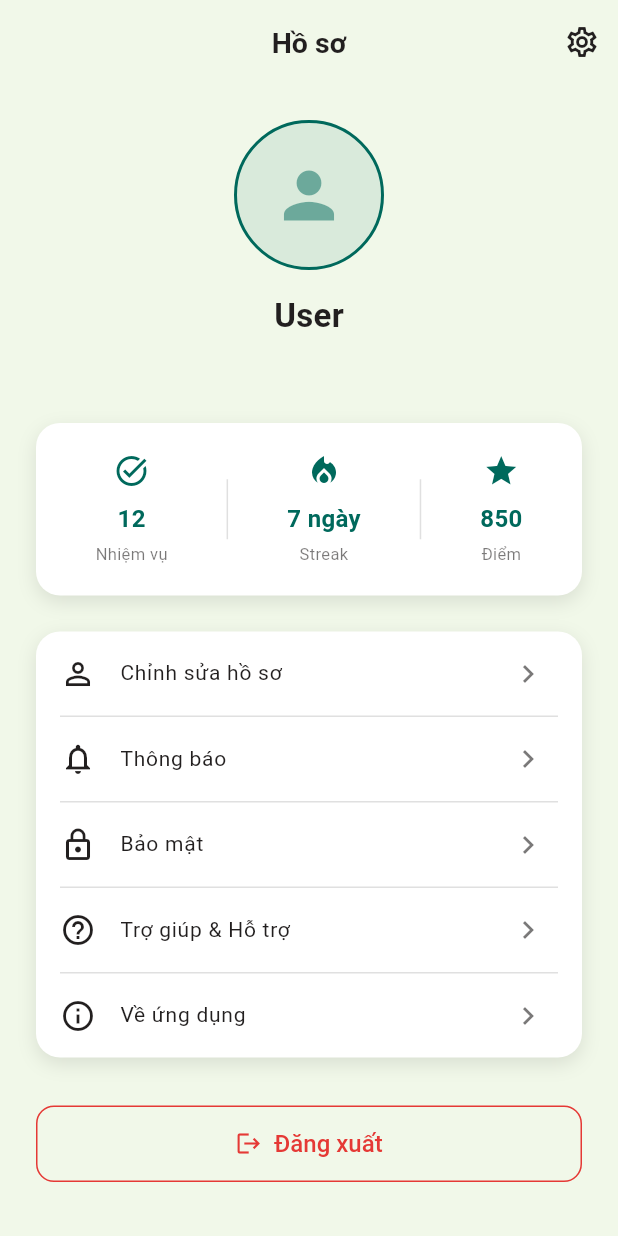
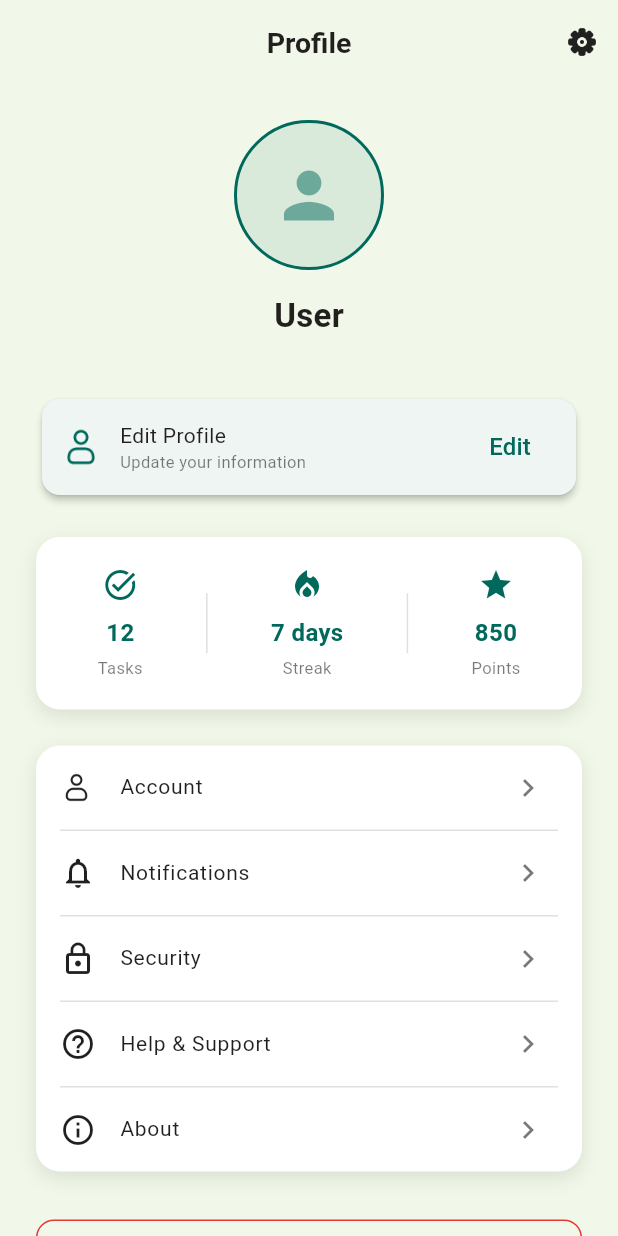
Before and after one commit to HungNguyenBa1811/memotion, a Flutter app: the ProfileScreen screen opened by its route, on a phone screen of 412 x 824 dp. Run offline on Flutter 3.47's test engine with Material 3 defaults, Android fonts, the phone set to English and light mode, and no system bars; our stand-ins replace flutter_riverpod, go_router, google_fonts.

Commit message:
feat: Update UI text to English and improve layout for onboarding, registration, and sign-in screens

```diff
--- a/lib/core/router/app_router.dart
+++ b/lib/core/router/app_router.dart
@@ -1,4 +1,3 @@
-import 'package:flutter/material.dart';
 import 'package:flutter_riverpod/flutter_riverpod.dart';
 import 'package:go_router/go_router.dart';
 import '../../features/auth/providers/auth_provider.dart';
--- a/lib/features/auth/screens/registration_screen.dart
+++ b/lib/features/auth/screens/registration_screen.dart
@@ -84,11 +84,15 @@ class _RegistrationScreenState extends ConsumerState<RegistrationScreen> {
       appBar: AppBar(
         backgroundColor: AppColors.background,
         elevation: 0,
+        toolbarHeight: 84, // increased vertical space to match Figma padding
         leading: IconButton(
           icon: const Icon(Icons.arrow_back_ios, color: AppColors.textPrimary),
           onPressed: widget.onBackPressed,
         ),
-        title: Text('Đăng ký', style: AppTextStyles.headline2),
+        title: Padding(
+          padding: const EdgeInsets.symmetric(vertical: 12.0),
+          child: Text('Register', style: AppTextStyles.headline2),
+        ),
         centerTitle: true,
       ),
       body: SafeArea(
@@ -103,15 +107,15 @@ class _RegistrationScreenState extends ConsumerState<RegistrationScreen> {
 
                 // Nickname field
                 AppTextField(
-                  hint: 'Nickname của bạn',
+                  hint: 'Your Nickname',
                   controller: _nicknameController,
                   prefixIcon: Icons.person_outline,
                   validator: (value) {
                     if (value == null || value.isEmpty) {
-                      return 'Vui lòng nhập nickname';
+                      return 'Please enter your nickname';
                     }
                     if (value.length < 3) {
-                      return 'Nickname phải có ít nhất 3 ký tự';
+                      return 'Nickname must be at least 3 characters';
                     }
                     return null;
                   },
@@ -120,18 +124,18 @@ class _RegistrationScreenState extends ConsumerState<RegistrationScreen> {
 
                 // Email field
                 AppTextField(
-                  hint: 'Email của bạn',
+                  hint: 'Your Email',
                   controller: _emailController,
                   prefixIcon: Icons.email_outlined,
                   keyboardType: TextInputType.emailAddress,
                   validator: (value) {
                     if (value == null || value.isEmpty) {
-                      return 'Vui lòng nhập email';
+                      return 'Please enter your email';
                     }
                     if (!RegExp(
                       r'^[\w-\.]+@([\w-]+\.)+[\w-]{2,4}$',
                     ).hasMatch(value)) {
-                      return 'Email không hợp lệ';
+                      return 'Invalid email address';
                     }
                     return null;
                   },
@@ -140,16 +144,16 @@ class _RegistrationScreenState extends ConsumerState<RegistrationScreen> {
 
                 // Password field
                 AppTextField(
-                  hint: 'Mật khẩu của bạn',
+                  hint: 'Your Password',
                   controller: _passwordController,
                   prefixIcon: Icons.lock_outline,
                   obscureText: true,
                   validator: (value) {
                     if (value == null || value.isEmpty) {
-                      return 'Vui lòng nhập mật khẩu';
+                      return 'Please enter your password';
                     }
                     if (value.length < 6) {
-                      return 'Mật khẩu phải có ít nhất 6 ký tự';
+                      return 'Password must be at least 6 characters';
                     }
                     return null;
                   },
@@ -179,7 +183,7 @@ class _RegistrationScreenState extends ConsumerState<RegistrationScreen> {
                     Expanded(
                       child: Text.rich(
                         TextSpan(
-                          text: 'Tôi đồng ý với ',
+                          text: 'I agree to the ',
                           style: AppTextStyles.bodySmall,
                           children: [
                             TextSpan(
@@ -189,7 +193,7 @@ class _RegistrationScreenState extends ConsumerState<RegistrationScreen> {
                                 fontWeight: FontWeight.w500,
                               ),
                             ),
-                            const TextSpan(text: ' và '),
+                            const TextSpan(text: ' and '),
                             TextSpan(
                               text: 'Privacy Policy',
                               style: AppTextStyles.bodySmall.copyWith(
@@ -207,7 +211,7 @@ class _RegistrationScreenState extends ConsumerState<RegistrationScreen> {
 
                 // Register button
                 PrimaryButton(
-                  text: 'Đăng ký',
+                  text: 'Register',
                   onPressed: _handleRegister,
                   isLoading: isLoading,
                 ),
@@ -219,11 +223,11 @@ class _RegistrationScreenState extends ConsumerState<RegistrationScreen> {
                     onTap: widget.onLoginPressed,
                     child: Text.rich(
                       TextSpan(
-                        text: 'WTF có tài khoản rồi à? ',
+                        text: 'Already have an account? ',
                         style: AppTextStyles.bodyMedium,
                         children: [
                           TextSpan(
-                            text: 'Đăng nhập',
+                            text: 'Login',
                             style: AppTextStyles.bodyMedium.copyWith(
                               color: AppColors.primary,
                               fontWeight: FontWeight.w600,
--- a/lib/features/auth/screens/sign_in_screen.dart
+++ b/lib/features/auth/screens/sign_in_screen.dart
@@ -67,11 +67,15 @@ class _SignInScreenState extends ConsumerState<SignInScreen> {
       appBar: AppBar(
         backgroundColor: AppColors.background,
         elevation: 0,
+        toolbarHeight: 84, // increased vertical space to match Figma padding
         leading: IconButton(
           icon: const Icon(Icons.arrow_back_ios, color: AppColors.textPrimary),
           onPressed: widget.onBackPressed,
         ),
-        title: Text('Đăng nhập', style: AppTextStyles.headline2),
+        title: Padding(
+          padding: const EdgeInsets.symmetric(vertical: 12.0),
+          child: Text('Login', style: AppTextStyles.headline2),
+        ),
         centerTitle: true,
       ),
       body: SafeArea(
@@ -86,18 +90,18 @@ class _SignInScreenState extends ConsumerState<SignInScreen> {
 
                 // Email field
                 AppTextField(
-                  hint: 'Email của bạn',
+                  hint: 'Your Email',
                   controller: _emailController,
                   prefixIcon: Icons.email_outlined,
                   keyboardType: TextInputType.emailAddress,
                   validator: (value) {
                     if (value == null || value.isEmpty) {
-                      return 'Vui lòng nhập email';
+                      return 'Please enter your email';
                     }
                     if (!RegExp(
                       r'^[\w-\.]+@([\w-]+\.)+[\w-]{2,4}$',
                     ).hasMatch(value)) {
-                      return 'Email không hợp lệ';
+                      return 'Invalid email';
                     }
                     return null;
                   },
@@ -106,16 +110,16 @@ class _SignInScreenState extends ConsumerState<SignInScreen> {
 
                 // Password field
                 AppTextField(
-                  hint: 'Mật khẩu của bạn',
+                  hint: 'Your Password',
                   controller: _passwordController,
                   prefixIcon: Icons.lock_outline,
                   obscureText: true,
                   validator: (value) {
                     if (value == null || value.isEmpty) {
-                      return 'Vui lòng nhập mật khẩu';
+                      return 'Please enter your password';
                     }
                     if (value.length < 6) {
-                      return 'Mật khẩu phải có ít nhất 6 ký tự';
+                      return 'Password must be at least 6 characters';
                     }
                     return null;
                   },
@@ -130,12 +134,12 @@ class _SignInScreenState extends ConsumerState<SignInScreen> {
                       // TODO: Implement forgot password
                       ScaffoldMessenger.of(context).showSnackBar(
                         const SnackBar(
-                          content: Text('Tính năng đang được phát triển'),
+                          content: Text('This feature is under development'),
                         ),
                       );
                     },
                     child: Text(
-                      'Quên mật khẩu?',
+                      'Forgot password?',
                       style: AppTextStyles.bodyMedium.copyWith(
                         color: AppColors.primary,
                         fontWeight: FontWeight.w500,
@@ -147,7 +151,7 @@ class _SignInScreenState extends ConsumerState<SignInScreen> {
 
                 // Login button
                 PrimaryButton(
-                  text: 'Đăng nhập',
+                  text: 'Sign In',
                   onPressed: _handleLogin,
                   isLoading: isLoading,
                 ),
@@ -159,11 +163,11 @@ class _SignInScreenState extends ConsumerState<SignInScreen> {
                     onTap: widget.onRegisterPressed,
                     child: Text.rich(
                       TextSpan(
-                        text: 'Bạn chưa có tài khoản ư? ',
+                        text: "Don't have an account? ",
                         style: AppTextStyles.bodyMedium,
                         children: [
                           TextSpan(
-                            text: 'Đăng ký',
+                            text: 'Sign Up',
                             style: AppTextStyles.bodyMedium.copyWith(
                               color: AppColors.primary,
                               fontWeight: FontWeight.w600,
@@ -183,7 +187,7 @@ class _SignInScreenState extends ConsumerState<SignInScreen> {
                     Padding(
                       padding: const EdgeInsets.symmetric(horizontal: 16),
                       child: Text(
-                        'HOẶC',
+                        'OR',
                         style: AppTextStyles.caption.copyWith(
                           color: AppColors.textSecondary,
                         ),
@@ -196,7 +200,7 @@ class _SignInScreenState extends ConsumerState<SignInScreen> {
 
                 // Google login button
                 SocialButton(
-                  text: 'Đăng nhập với Google',
+                  text: 'Sign in with Google',
                   icon: Image.network(
                     'https://www.gstatic.com/firebasejs/ui/2.0.0/images/auth/google.svg',
                     width: 24,
@@ -209,7 +213,7 @@ class _SignInScreenState extends ConsumerState<SignInScreen> {
                     // TODO: Implement Google login
                     ScaffoldMessenger.of(context).showSnackBar(
                       const SnackBar(
-                        content: Text('Tính năng đang được phát triển'),
+                        content: Text('This feature is under development'),
                       ),
                     );
                   },
--- a/lib/features/profile/screens/profile_screen.dart
+++ b/lib/features/profile/screens/profile_screen.dart
@@ -18,11 +18,16 @@ class ProfileScreen extends ConsumerWidget {
       appBar: AppBar(
         backgroundColor: AppColors.background,
         elevation: 0,
-        title: Text('Hồ sơ', style: AppTextStyles.headline2),
+        title: Text('Profile', style: AppTextStyles.headline2),
         centerTitle: true,
         actions: [
           IconButton(
-            icon: const Icon(Icons.settings_outlined),
+            icon: Image.asset(
+              'assets/images/icon_settings.png',
+              width: 22,
+              height: 22,
+              color: AppColors.textPrimary,
+            ),
             onPressed: () {
               // TODO: Navigate to settings
             },
@@ -69,7 +74,60 @@ class ProfileScreen extends ConsumerWidget {
                   color: AppColors.textSecondary,
                 ),
               ),
-              const SizedBox(height: 32),
+              const SizedBox(height: 12),
+
+              // Edit profile quick action
+              Card(
+                elevation: 2,
+                shape: RoundedRectangleBorder(
+                  borderRadius: BorderRadius.circular(12),
+                ),
+                child: Padding(
+                  padding: const EdgeInsets.symmetric(
+                    horizontal: 12,
+                    vertical: 8,
+                  ),
+                  child: Row(
+                    mainAxisAlignment: MainAxisAlignment.spaceBetween,
+                    children: [
+                      Row(
+                        children: [
+                          Image.asset(
+                            'assets/images/icon_user.png',
+                            width: 28,
+                            height: 28,
+                            color: AppColors.primary,
+                          ),
+                          const SizedBox(width: 12),
+                          Column(
+                            crossAxisAlignment: CrossAxisAlignment.start,
+                            children: [
+                              Text(
+                                'Edit Profile',
+                                style: AppTextStyles.bodyMedium,
+                              ),
+                              Text(
+                                'Update your information',
+                                style: AppTextStyles.caption,
+                              ),
+                            ],
+                          ),
+                        ],
+                      ),
+                      TextButton(
+                        onPressed: () {},
+                        child: Text(
+                          'Edit',
+                          style: AppTextStyles.buttonMedium.copyWith(
+                            color: AppColors.primary,
+                          ),
+                        ),
+                      ),
+                    ],
+                  ),
+                ),
+              ),
+              const SizedBox(height: 24),
 
               // Stats section
               Container(
@@ -88,15 +146,15 @@ class ProfileScreen extends ConsumerWidget {
                 child: Row(
                   mainAxisAlignment: MainAxisAlignment.spaceAround,
                   children: [
-                    _buildStatItem('Nhiệm vụ', '12', Icons.task_alt),
+                    _buildStatItem('Tasks', '12', Icons.task_alt),
                     _buildDivider(),
                     _buildStatItem(
                       'Streak',
-                      '7 ngày',
+                      '7 days',
                       Icons.local_fire_department,
                     ),
                     _buildDivider(),
-                    _buildStatItem('Điểm', '850', Icons.star),
+                    _buildStatItem('Points', '850', Icons.star),
                   ],
                 ),
               ),
@@ -115,16 +173,16 @@ class ProfileScreen extends ConsumerWidget {
                     final confirmed = await showDialog<bool>(
                       context: context,
                       builder: (context) => AlertDialog(
-                        title: const Text('Đăng xuất'),
-                        content: const Text('Bạn có chắc muốn đăng xuất?'),
+                        title: const Text('Logout'),
+                        content: const Text('Are you sure you want to logout?'),
                         actions: [
                           TextButton(
                             onPressed: () => Navigator.pop(context, false),
-                            child: const Text('Hủy'),
+                            child: const Text('Cancel'),
                           ),
                           TextButton(
                             onPressed: () => Navigator.pop(context, true),
-                            child: const Text('Đăng xuất'),
+                            child: const Text('Logout'),
                           ),
                         ],
                       ),
@@ -137,7 +195,7 @@ class ProfileScreen extends ConsumerWidget {
                   },
                   icon: const Icon(Icons.logout, color: AppColors.error),
                   label: Text(
-                    'Đăng xuất',
+                    'Logout',
                     style: AppTextStyles.buttonMedium.copyWith(
                       color: AppColors.error,
                     ),
@@ -180,22 +238,27 @@ class ProfileScreen extends ConsumerWidget {
   Widget _buildMenuSection() {
     final menuItems = [
       _MenuItem(
-        icon: Icons.person_outline,
-        title: 'Chỉnh sửa hồ sơ',
+        iconWidget: Image.asset(
+          'assets/images/icon_user.png',
+          width: 22,
+          height: 22,
+          color: AppColors.textPrimary,
+        ),
+        title: 'Account',
         onTap: () {},
       ),
       _MenuItem(
         icon: Icons.notifications_outlined,
-        title: 'Thông báo',
+        title: 'Notifications',
         onTap: () {},
       ),
-      _MenuItem(icon: Icons.lock_outline, title: 'Bảo mật', onTap: () {}),
+      _MenuItem(icon: Icons.lock_outline, title: 'Security', onTap: () {}),
       _MenuItem(
         icon: Icons.help_outline,
-        title: 'Trợ giúp & Hỗ trợ',
+        title: 'Help & Support',
         onTap: () {},
       ),
-      _MenuItem(icon: Icons.info_outline, title: 'Về ứng dụng', onTap: () {}),
+      _MenuItem(icon: Icons.info_outline, title: 'About', onTap: () {}),
     ];
 
     return Container(
@@ -216,7 +279,9 @@ class ProfileScreen extends ConsumerWidget {
           return Column(
             children: [
               ListTile(
-                leading: Icon(item.icon, color: AppColors.textPrimary),
+                leading:
+                    item.iconWidget ??
+                    Icon(item.icon, color: AppColors.textPrimary),
                 title: Text(item.title, style: AppTextStyles.bodyMedium),
                 trailing: const Icon(
                   Icons.chevron_right,
@@ -238,12 +303,14 @@ class ProfileScreen extends ConsumerWidget {
 }
 
 class _MenuItem {
-  final IconData icon;
+  final IconData? icon;
+  final Widget? iconWidget;
   final String title;
   final VoidCallback onTap;
 
   const _MenuItem({
-    required this.icon,
+    this.icon,
+    this.iconWidget,
     required this.title,
     required this.onTap,
   });
--- a/pubspec.yaml
+++ b/pubspec.yaml
@@ -61,7 +61,7 @@ flutter:
 
   # To add assets to your application, add an assets section, like this:
   assets:
-    - assets/images/logo.png
+    - assets/images/
   # Example:
   # assets:
   #   - images/a_dot_burr.jpeg
```
Also changed, not shown: lib/features/onboarding/screens/onboarding_screen.dart (+38 -50 lines), assets/images/icon_settings.png (added), assets/images/icon_user.png (added), assets/images/logo.png.
